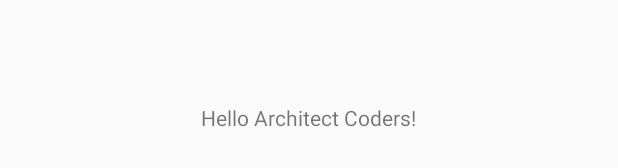
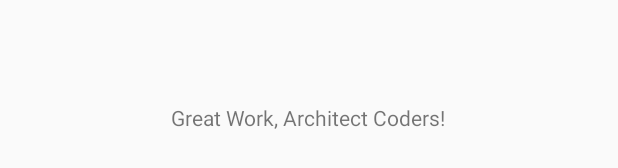
Before and after one commit to Abv1206/pokeapp, an Android app built with Jetpack Compose: the layout activity_main.xml on its own in the app's theme, with its tools: preview values and no code run, on a phone screen of 412 x 824 dp. Shown: the part 500-668 px from the top of the screen. Run offline under Robolectric (Android 15) with nearby library versions, the phone set to English and light mode, and no system bars.

Commit message:
Fix home message (close #3)

```diff
--- a/app/src/main/res/layout/activity_main.xml
+++ b/app/src/main/res/layout/activity_main.xml
@@ -7,6 +7,6 @@
     <TextView
         android:layout_width="wrap_content"
         android:layout_height="wrap_content"
-        android:text="Hello Architect Coders!"/>
+        android:text="Great Work, Architect Coders!"/>
 
 </RelativeLayout>
```
